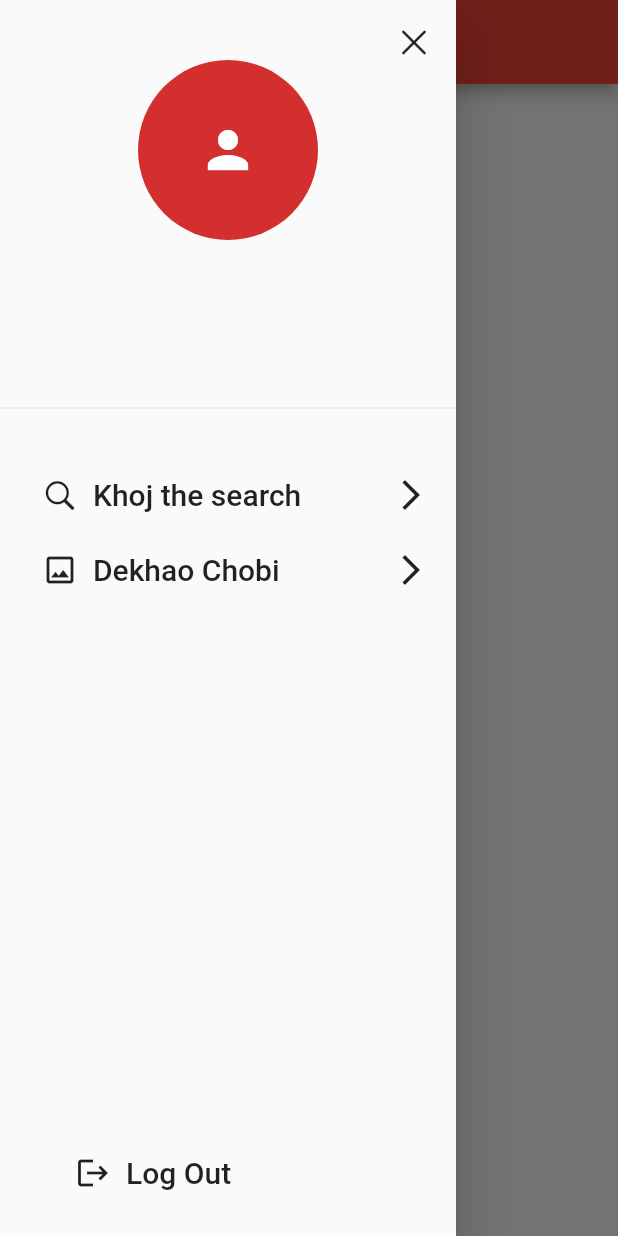
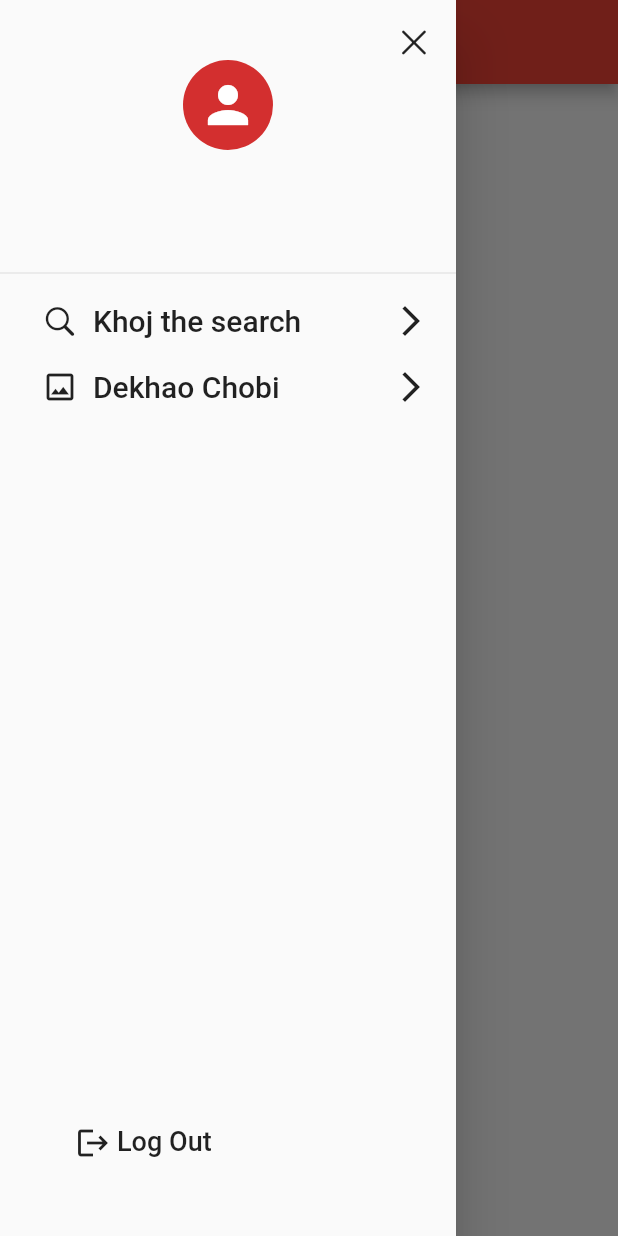
Before and after one commit to samuchakraborty/ami_coding_pari_na, a Flutter app: the DashBoard screen opened directly, with the side drawer open, on a phone screen of 412 x 824 dp. Run offline on Flutter 3.47's test engine with Material 2 defaults, Android fonts, the phone set to English and light mode, and no system bars; our stand-ins replace animated_text_kit, shared_preferences, sqflite; accounts and stored records are empty; Roboto replaces fonts that are missing (Poppins).

Commit message:
ui issues fixed

```diff
--- a/lib/widgets/CustomDrawerItem.dart
+++ b/lib/widgets/CustomDrawerItem.dart
@@ -32,7 +32,7 @@ class CustomDrawerItem extends StatelessWidget {
             Text(
               labelText,
               style: TextStyle(
-                  fontFamily: 'Poppins',
+
                   fontSize: 20,
                   fontWeight: FontWeight.w500),
             ),
--- a/lib/widgets/UserDrawer.dart
+++ b/lib/widgets/UserDrawer.dart
@@ -1,6 +1,5 @@
 import 'package:ami_coding_pari_na/constants.dart';
 import 'package:ami_coding_pari_na/pages/Dekhao%20Chobi/DekhaoChobi.dart';
-import 'package:ami_coding_pari_na/pages/HomeScreen.dart';
 import 'package:ami_coding_pari_na/pages/KhojTheSearch/khojTheSearch.dart';
 import 'package:ami_coding_pari_na/pages/SignUp.dart';
 import 'package:ami_coding_pari_na/widgets/CustomDrawerItem.dart';
@@ -9,26 +8,25 @@ import 'package:flutter/material.dart';
 import 'package:shared_preferences/shared_preferences.dart';
 
 class UserDrawer extends StatelessWidget {
-
   final String? userName;
   final String? userMobile;
   final String? userId;
-  UserDrawer({required this.userName, required this.userMobile,
-  required this.userId
 
-  });
+  UserDrawer(
+      {required this.userName, required this.userMobile, required this.userId});
 
-Orientation? orientation ;
   @override
   Widget build(BuildContext context) {
     return Drawer(
-      child:orientation == Orientation.landscape ?ListView(
-        shrinkWrap: true,
+      child: Container(
+        height: MediaQuery.of(context).size.height,
+        child: Column(
           children: [
             Container(
-            height: 100,
+              height: 190,
               child: DrawerHeader(
-              child: Column(
+                child: Flex(
+                  direction: Axis.vertical,
                   children: [
                     Row(
                       mainAxisAlignment: MainAxisAlignment.end,
@@ -45,15 +43,18 @@ Orientation? orientation ;
                       mainAxisAlignment: MainAxisAlignment.spaceAround,
                       children: [
                         CircleAvatar(
-                        radius: 60,
-                        child: Icon(Icons.person, size: 40,),
+                          radius: 30,
+                          child: Icon(
+                            Icons.person,
+                            size: 40,
+                          ),
                         ),
                         SizedBox(
-                        height: 10,
+                          height: 4,
                         ),
                         Text(userName ?? ' ', style: emailTextStyle),
                         SizedBox(
-                        height: 10,
+                          height: 4,
                         ),
                         Text(
                           userMobile ?? ' ',
@@ -66,7 +67,7 @@ Orientation? orientation ;
               ),
             ),
             SizedBox(
-            height: 30,
+              height: 4,
             ),
             CustomDrawerItem(
               isOptional: false,
@@ -78,22 +79,20 @@ Orientation? orientation ;
                   MaterialPageRoute(
                     builder: (_) => KhojTheSearch(
                       userId: userId,
-
-
                     ),
                   ),
                 );
               },
             ),
             SizedBox(
-            height: 10,
+              height: 4,
             ),
             CustomDrawerItem(
               isOptional: false,
               icon: Icons.image_outlined,
               iconsOptional: Icons.arrow_forward_ios_sharp,
               labelText: 'Dekhao Chobi',
-            route: (){
+              route: () {
                 Navigator.of(context).push(
                   MaterialPageRoute(
                     builder: (_) => DekhaoChobi(),
@@ -101,10 +100,11 @@ Orientation? orientation ;
                 );
               },
             ),
-          SizedBox(
-            height: 10,
-          ),
+            // SizedBox(
+            //   height: 8,
+            // ),
             Expanded(
+              flex: 2,
               child: Align(
                   alignment: FractionalOffset.bottomCenter,
                   child: Container(
@@ -112,32 +112,28 @@ Orientation? orientation ;
                     padding: EdgeInsets.all(10),
                     child: GestureDetector(
                       onTap: () async {
-
-                      SharedPreferences localStorage = await SharedPreferences.getInstance();
+                        SharedPreferences localStorage =
+                            await SharedPreferences.getInstance();
                         localStorage.remove('token');
                         // print(localStorage.getString('token'));
 
-
-                      Navigator.pushReplacement(
-                          context, MaterialPageRoute(builder: (context) => SignUp()));
-
-
+                        Navigator.pushReplacement(context,
+                            MaterialPageRoute(builder: (context) => SignUp()));
                       },
-
                       child: Row(
+                        mainAxisAlignment: MainAxisAlignment.start,
+                        crossAxisAlignment: CrossAxisAlignment.start,
                         children: [
                           Icon(
                             Icons.logout,
                           ),
                           SizedBox(
-                          width: 10,
+                            width: 4,
                           ),
                           Text(
                             'Log Out',
                             style: TextStyle(
-
-                              fontSize: 20,
-                              fontWeight: FontWeight.w500),
+                                fontSize: 18, fontWeight: FontWeight.w500),
                           ),
                         ],
                       ),
@@ -145,147 +141,11 @@ Orientation? orientation ;
                   )),
             ),
             SizedBox(
-            height: 20,
-          ),
-        ],
-      ):Column(
-        children: [
-          Container(
-            height: 280,
-            child: DrawerHeader(
-              // decoration: BoxDecoration(
-              //   color: Colors.blue,
-              // ),
-              child: Column(
-                //shrinkWrap: true,
-                //physics: NeverScrollableScrollPhysics(),
-                // mainAxisAlignment: MainAxisAlignment.start,
-                // crossAxisAlignment: CrossAxisAlignment.start,
-                children: [
-                  Row(
-                    mainAxisAlignment: MainAxisAlignment.end,
-                    children: [
-                      GestureDetector(
-                        onTap: () {
-                          Navigator.of(context).pop();
-                        },
-                        child: Icon(CupertinoIcons.clear),
-                      )
-                    ],
-                  ),
-                  Column(
-                    mainAxisAlignment: MainAxisAlignment.spaceAround,
-                    children: [
-                      CircleAvatar(
-                        radius: 60,
-                        //   backgroundColor: Colors.transparent,
-                        // backgroundImage: AssetImage(
-                        //   'assets/images/child.jpg',
-                        //   // fit: BoxFit.contain,
-                        // ),
-                        child: Icon(Icons.person, size: 40,),
-                      ),
-                      SizedBox(
-                        height: 10,
-                      ),
-                      Text(userName ?? ' ', style: emailTextStyle),
-                      SizedBox(
-                        height: 10,
-                      ),
-                      Text(
-                        userMobile ?? ' ',
-                        style: emailTextStyle,
-                      )
-                    ],
-                  )
-                ],
-              ),
-            ),
-          ),
-          SizedBox(
-            height: 30,
-          ),
-          CustomDrawerItem(
-            isOptional: false,
-            iconsOptional: Icons.arrow_forward_ios_sharp,
-            icon: CupertinoIcons.search,
-            labelText: 'Khoj the search',
-            route: () {
-              Navigator.of(context).push(
-                MaterialPageRoute(
-                  builder: (_) => KhojTheSearch(
-                    userId: userId,
-
-
-                  ),
-                ),
-              );
-            },
-          ),
-          SizedBox(
-            height: 10,
-          ),
-          CustomDrawerItem(
-            isOptional: false,
-            icon: Icons.image_outlined,
-            iconsOptional: Icons.arrow_forward_ios_sharp,
-            labelText: 'Dekhao Chobi',
-            route: (){
-              Navigator.of(context).push(
-                MaterialPageRoute(
-                  builder: (_) => DekhaoChobi(),
-                ),
-              );
-            },
-          ),
-          SizedBox(
-            height: 10,
-          ),
-          Expanded(
-            child: Align(
-                alignment: FractionalOffset.bottomCenter,
-                child: Container(
-                  margin: EdgeInsets.only(left: 40),
-                  padding: EdgeInsets.all(10),
-                  child: GestureDetector(
-                    onTap: () async {
-
-                      SharedPreferences localStorage = await SharedPreferences.getInstance();
-                      localStorage.remove('token');
-                      // print(localStorage.getString('token'));
-
-
-                      Navigator.pushReplacement(
-                          context, MaterialPageRoute(builder: (context) => SignUp()));
-
-
-                    },
-
-                    child: Row(
-                      children: [
-                        Icon(
-                          Icons.logout,
-                        ),
-                        SizedBox(
-                          width: 10,
-                        ),
-                        Text(
-                          'Log Out',
-                          style: TextStyle(
-                              fontFamily: 'Poppins',
-                              fontSize: 20,
-                              fontWeight: FontWeight.w500),
+              height: 40,
             ),
           ],
         ),
       ),
-                )),
-          ),
-          SizedBox(
-            height: 20,
-          ),
-        ],
-      ) ,
     );
   }
 }
```
Lines whose indentation alone changed are shown as unchanged.
